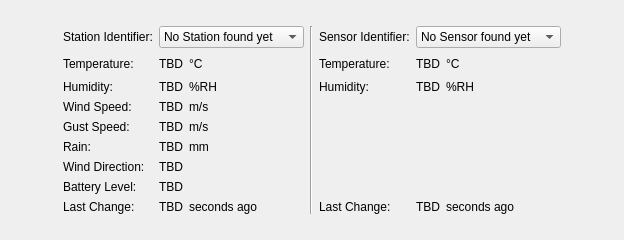
This is src/brickv/plugin_system/plugins/outdoor_weather/ui/outdoor_weather.ui in Tinkerforge/brickv as Qt 5 draws it before an edit. The edited form follows.
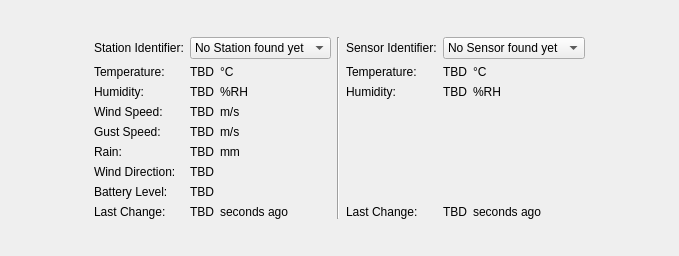
This is the edited form.

Commit message: outdoor-weather: Stop wind direction error from stretching the UI layout

```diff
--- a/src/brickv/plugin_system/plugins/outdoor_weather/ui/outdoor_weather.ui
+++ b/src/brickv/plugin_system/plugins/outdoor_weather/ui/outdoor_weather.ui
@@ -6,8 +6,8 @@
    <rect>
     <x>0</x>
     <y>0</y>
-    <width>624</width>
-    <height>240</height>
+    <width>679</width>
+    <height>256</height>
    </rect>
   </property>
   <property name="windowTitle">
@@ -44,120 +44,111 @@
      </item>
      <item>
       <layout class="QGridLayout" name="gridLayout">
-       <item row="2" column="2">
+       <item row="1" column="2">
         <widget class="QLabel" name="label_18">
+         <property name="sizePolicy">
+          <sizepolicy hsizetype="Preferred" vsizetype="Preferred">
+           <horstretch>1</horstretch>
+           <verstretch>0</verstretch>
+          </sizepolicy>
+         </property>
          <property name="text">
           <string>°C</string>
          </property>
         </widget>
        </item>
-       <item row="4" column="2">
+       <item row="3" column="2">
         <widget class="QLabel" name="label_20">
          <property name="text">
           <string>m/s</string>
          </property>
         </widget>
        </item>
-       <item row="8" column="0">
+       <item row="7" column="0">
         <widget class="QLabel" name="label_8">
          <property name="text">
           <string>Battery Level:</string>
          </property>
         </widget>
        </item>
-       <item row="9" column="0">
+       <item row="8" column="0">
         <widget class="QLabel" name="label_9">
          <property name="text">
           <string>Last Change:</string>
          </property>
         </widget>
        </item>
-       <item row="1" column="1" colspan="3">
-        <widget class="QComboBox" name="combo_identifier_station">
-         <property name="maximumSize">
-          <size>
-           <width>250</width>
-           <height>16777215</height>
-          </size>
-         </property>
-         <item>
-          <property name="text">
-           <string>No Station found yet</string>
-          </property>
-         </item>
-        </widget>
-       </item>
-       <item row="6" column="0">
+       <item row="5" column="0">
         <widget class="QLabel" name="label_6">
          <property name="text">
           <string>Rain:</string>
          </property>
         </widget>
        </item>
-       <item row="7" column="0">
+       <item row="6" column="0">
         <widget class="QLabel" name="label_7">
          <property name="text">
           <string>Wind Direction:</string>
          </property>
         </widget>
        </item>
-       <item row="8" column="1">
+       <item row="7" column="1" colspan="2">
         <widget class="QLabel" name="label_battery_level_station">
          <property name="text">
           <string>TBD</string>
          </property>
         </widget>
        </item>
-       <item row="9" column="1">
+       <item row="8" column="1">
         <widget class="QLabel" name="label_last_change_station">
          <property name="text">
           <string>TBD</string>
          </property>
         </widget>
        </item>
-       <item row="4" column="1">
+       <item row="3" column="1">
         <widget class="QLabel" name="label_wind_speed_station">
          <property name="text">
           <string>TBD</string>
          </property>
         </widget>
        </item>
-       <item row="7" column="1">
+       <item row="6" column="1" colspan="2">
         <widget class="QLabel" name="label_wind_direction_station">
          <property name="text">
           <string>TBD</string>
          </property>
         </widget>
        </item>
-       <item row="5" column="1">
+       <item row="4" column="1">
         <widget class="QLabel" name="label_gust_speed_station">
          <property name="text">
           <string>TBD</string>
          </property>
         </widget>
        </item>
-       <item row="6" column="1">
+       <item row="5" column="1">
         <widget class="QLabel" name="label_rain_level_station">
          <property name="text">
           <string>TBD</string>
          </property>
         </widget>
        </item>
-       <item row="1" column="0">
+       <item row="0" column="0">
         <widget class="QLabel" name="label">
          <property name="text">
           <string>Station Identifier:</string>
          </property>
         </widget>
        </item>
-       <item row="6" column="2">
+       <item row="5" column="2">
         <widget class="QLabel" name="label_22">
          <property name="text">
           <string>mm</string>
          </property>
         </widget>
        </item>
-       <item row="3" column="2">
+       <item row="2" column="2">
         <widget class="QLabel" name="label_19">
          <property name="text">
           <string>%RH</string>
@@ -165,90 +156,76 @@
         </widget>
        </item>
        <item row="8" column="2">
-        <widget class="QLabel" name="label_24">
-         <property name="text">
-          <string/>
-         </property>
-        </widget>
-       </item>
-       <item row="9" column="2">
         <widget class="QLabel" name="label_25">
          <property name="text">
           <string>seconds ago</string>
          </property>
         </widget>
        </item>
-       <item row="5" column="2">
+       <item row="4" column="2">
         <widget class="QLabel" name="label_21">
          <property name="text">
           <string>m/s</string>
          </property>
         </widget>
        </item>
-       <item row="2" column="1">
+       <item row="1" column="1">
         <widget class="QLabel" name="label_temperature_station">
          <property name="text">
           <string>TBD</string>
          </property>
         </widget>
        </item>
-       <item row="3" column="1">
+       <item row="2" column="1">
         <widget class="QLabel" name="label_humidity_station">
          <property name="text">
           <string>TBD</string>
          </property>
         </widget>
        </item>
-       <item row="5" column="0">
+       <item row="4" column="0">
         <widget class="QLabel" name="label_5">
          <property name="text">
           <string>Gust Speed:</string>
          </property>
         </widget>
        </item>
-       <item row="4" column="0">
+       <item row="3" column="0">
         <widget class="QLabel" name="label_4">
          <property name="text">
           <string>Wind Speed:</string>
          </property>
         </widget>
        </item>
-       <item row="7" column="2">
-        <widget class="QLabel" name="label_23">
-         <property name="text">
-          <string/>
-         </property>
-        </widget>
-       </item>
-       <item row="3" column="0">
-        <widget class="QLabel" name="label_3">
-         <property name="text">
-          <string>Humidity:</string>
-         </property>
-        </widget>
-       </item>
        <item row="2" column="0">
+        <widget class="QLabel" name="label_3">
+         <property name="text">
+          <string>Humidity:</string>
+         </property>
+        </widget>
+       </item>
+       <item row="1" column="0">
         <widget class="QLabel" name="label_2">
          <property name="text">
           <string>Temperature:</string>
          </property>
         </widget>
        </item>
-       <item row="3" column="7">
+       <item row="2" column="6">
         <widget class="QLabel" name="label_14">
          <property name="text">
           <string>%RH</string>
          </property>
         </widget>
        </item>
-       <item row="3" column="5">
+       <item row="2" column="4">
         <widget class="QLabel" name="label_12">
          <property name="text">
           <string>Humidity:</string>
          </property>
         </widget>
        </item>
-       <item row="1" column="6" colspan="3">
+       <item row="0" column="5" colspan="2">
         <widget class="QComboBox" name="combo_identifier_sensor">
          <item>
           <property name="text">
@@ -257,95 +234,90 @@
          </item>
         </widget>
        </item>
-       <item row="2" column="5">
+       <item row="1" column="4">
         <widget class="QLabel" name="label_11">
          <property name="text">
           <string>Temperature:</string>
          </property>
         </widget>
        </item>
-       <item row="9" column="6">
+       <item row="8" column="5">
         <widget class="QLabel" name="label_last_change_sensor">
          <property name="text">
           <string>TBD</string>
          </property>
         </widget>
        </item>
-       <item row="2" column="7">
+       <item row="1" column="6">
         <widget class="QLabel" name="label_15">
+         <property name="sizePolicy">
+          <sizepolicy hsizetype="Preferred" vsizetype="Preferred">
+           <horstretch>1</horstretch>
+           <verstretch>0</verstretch>
+          </sizepolicy>
+         </property>
          <property name="text">
           <string>°C</string>
          </property>
         </widget>
        </item>
-       <item row="2" column="6">
+       <item row="1" column="5">
         <widget class="QLabel" name="label_temperature_sensor">
          <property name="text">
           <string>TBD</string>
          </property>
         </widget>
        </item>
-       <item row="9" column="7">
+       <item row="8" column="6">
         <widget class="QLabel" name="label_16">
          <property name="text">
           <string>seconds ago</string>
          </property>
         </widget>
        </item>
-       <item row="2" column="3">
-        <spacer name="horizontalSpacer">
-         <property name="orientation">
-          <enum>Qt::Horizontal</enum>
-         </property>
-         <property name="sizeHint" stdset="0">
-          <size>
-           <width>40</width>
-           <height>20</height>
-          </size>
-         </property>
-        </spacer>
-       </item>
-       <item row="3" column="6">
+       <item row="2" column="5">
         <widget class="QLabel" name="label_humidity_sensor">
          <property name="text">
           <string>TBD</string>
          </property>
         </widget>
        </item>
-       <item row="2" column="8">
-        <spacer name="horizontalSpacer_4">
-         <property name="orientation">
-          <enum>Qt::Horizontal</enum>
-         </property>
-         <property name="sizeHint" stdset="0">
-          <size>
-           <width>40</width>
-           <height>20</height>
-          </size>
-         </property>
-        </spacer>
-       </item>
-       <item row="1" column="5">
+       <item row="0" column="4">
         <widget class="QLabel" name="label_10">
          <property name="text">
           <string>Sensor Identifier:</string>
          </property>
         </widget>
        </item>
-       <item row="9" column="5">
+       <item row="8" column="4">
         <widget class="QLabel" name="label_13">
          <property name="text">
           <string>Last Change:</string>
          </property>
         </widget>
        </item>
-       <item row="1" column="4" rowspan="9">
+       <item row="0" column="3" rowspan="9">
         <widget class="Line" name="line">
          <property name="orientation">
           <enum>Qt::Vertical</enum>
          </property>
         </widget>
        </item>
+       <item row="0" column="1" colspan="2">
+        <widget class="QComboBox" name="combo_identifier_station">
+         <property name="maximumSize">
+          <size>
+           <width>250</width>
+           <height>16777215</height>
+          </size>
+         </property>
+         <item>
+          <property name="text">
+           <string>No Station found yet</string>
+          </property>
+         </item>
+        </widget>
+       </item>
       </layout>
      </item>
      <item>
```
The commit also changes 1 other file.
